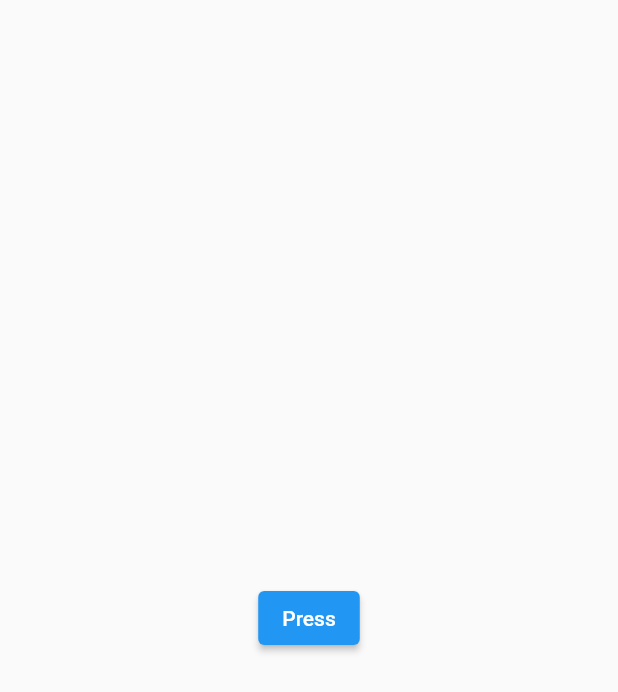
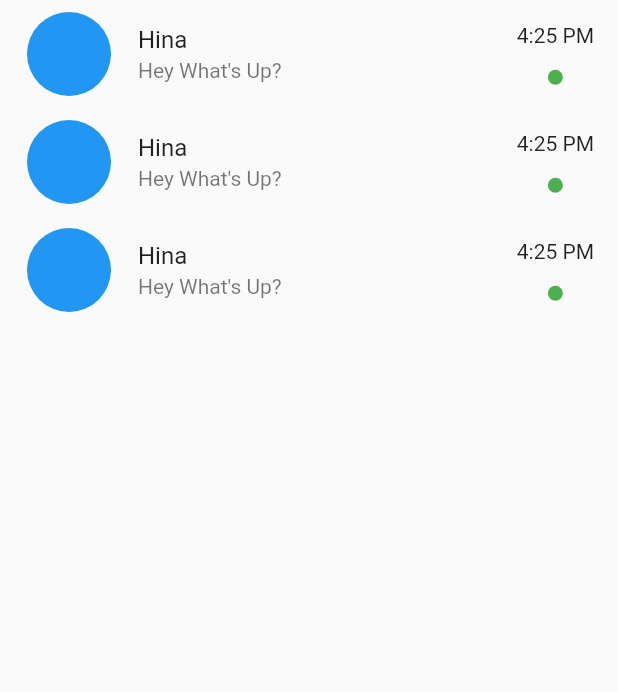
Before and after one commit to Hina-softwareEngineer/learning_flutter, a Flutter app: the screen it shows after launch, on a phone screen of 412 x 824 dp. Shown: the top 692 px of the screen. Run offline on Flutter 3.47's test engine with Material 2 defaults, Android fonts, the light colour scheme and no system bars.

Commit message:
list tile + navigation in flutter

```diff
--- a/lib/home.dart
+++ b/lib/home.dart
@@ -1,4 +1,5 @@
 import 'package:flutter/material.dart';
+import 'app.dart';
 
 class Home extends StatefulWidget {
   @override
@@ -9,13 +10,47 @@ class _HomeState extends State<Home> {
   @override
   Widget build(BuildContext context) {
     return Scaffold(
-      body: Center(
-        child: ElevatedButton(child: Text("Press"), onPressed: (){},),
-        )
+      body: Column(
+        children: [
+          myOwnList(),
+          myOwnList(),
+          myOwnList(),
+        ],
+      ),
     );
   }
 }
 
+Widget myOwnList() {
+  return ListTile(
+      leading: CircleAvatar(
+        backgroundColor: Colors.blue,
+        radius: 30,
+      ),
+      title: Text('Hina'),
+      subtitle: Text("Hey What's Up?"),
+      trailing: Column(
+        mainAxisAlignment: MainAxisAlignment.spaceAround,
+        children: [
+          Text('4:25 PM'),
+          CircleAvatar(
+            backgroundColor: Colors.green,
+            radius: 5,
+          )
+        ],
+      ));
+}
+
+//  return Scaffold(
+//         body: Center(
+//       child: ElevatedButton(
+//         child: Text("Press"),
+//         onPressed: () {
+//           Navigator.push(
+//               context, MaterialPageRoute(builder: (context) => App()));
+//         },
+//       ),
+//     ));
 
 // body:Container(
 //         color: Colors.purple,
```
Also changed, not shown: lib/app.dart (+27 -0 lines).
